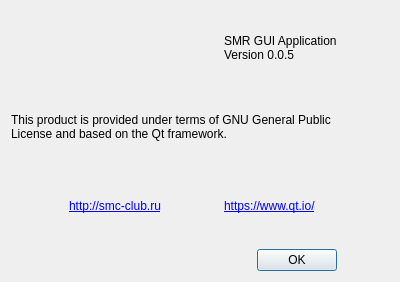
SMC-club/SMRWallet, file aboutdialog.ui: the form before one commit.
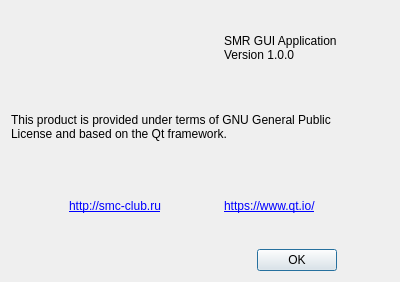
The form after the commit. Icons and pictures are not drawn.

```diff
--- a/aboutdialog.ui
+++ b/aboutdialog.ui
@@ -133,7 +133,7 @@
     <widget class="QLabel" name="versionLabel">
      <property name="text">
       <string>SMR GUI Application 
-Version 0.0.5</string>
+Version 1.0.0</string>
      </property>
     </widget>
    </item>
```
